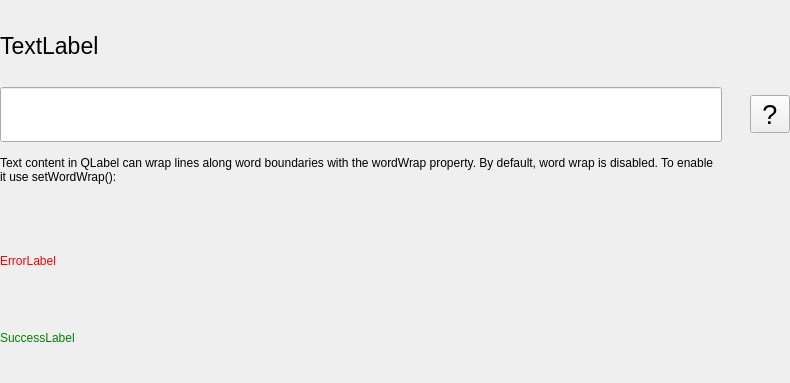
The window that lfb_regeneration_wildlife_impact/gui/form/textfield.ui (b-lack/qgis-fim-plugin) describes before a commit, drawn with Qt 5.
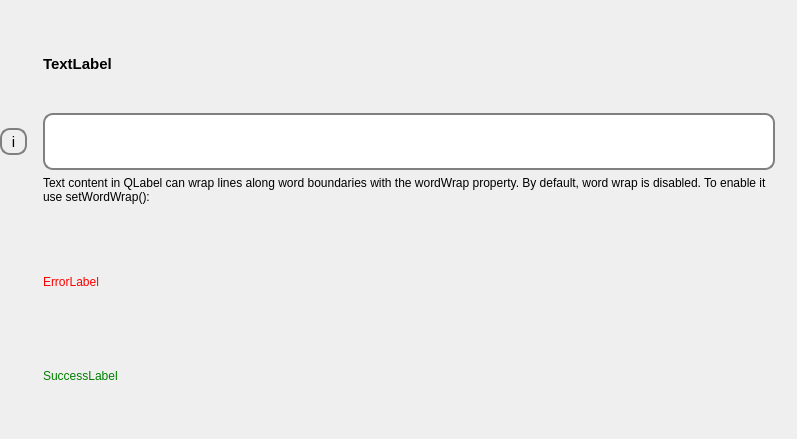
The same window after the commit.

```diff
--- a/lfb_regeneration_wildlife_impact/gui/form/textfield.ui
+++ b/lfb_regeneration_wildlife_impact/gui/form/textfield.ui
@@ -6,10 +6,16 @@
    <rect>
     <x>0</x>
     <y>0</y>
-    <width>790</width>
-    <height>383</height>
+    <width>797</width>
+    <height>439</height>
    </rect>
   </property>
+  <property name="sizePolicy">
+   <sizepolicy hsizetype="Preferred" vsizetype="Fixed">
+    <horstretch>0</horstretch>
+    <verstretch>0</verstretch>
+   </sizepolicy>
+  </property>
   <property name="windowTitle">
    <string>Form</string>
   </property>
@@ -18,27 +24,52 @@
     <number>0</number>
    </property>
    <property name="topMargin">
-    <number>10</number>
+    <number>20</number>
    </property>
    <property name="rightMargin">
     <number>0</number>
    </property>
    <property name="bottomMargin">
-    <number>10</number>
+    <number>20</number>
    </property>
-   <item row="2" column="0">
-    <widget class="QLabel" name="lfbTextFieldHelp">
+   <item row="1" column="0">
+    <widget class="QToolButton" name="lfbTextFieldDescriptionBtn">
+     <property name="font">
+      <font>
+       <pointsize>11</pointsize>
+      </font>
+     </property>
+     <property name="styleSheet">
+      <string notr="true">QToolButton{
+	border: 2px solid gray;
+	border-radius: 10px;
+	width: 20px;
+	height: 20px;
+	margin-right: 10px;
+}</string>
+     </property>
      <property name="text">
-      <string>Text content in QLabel can wrap lines along word boundaries with the wordWrap property. By default, word wrap is disabled. To enable it use setWordWrap():
-
-</string>
+      <string>i</string>
      </property>
-     <property name="wordWrap">
-      <bool>true</bool>
+     <property name="autoRaise">
+      <bool>false</bool>
      </property>
     </widget>
    </item>
-   <item row="4" column="0">
+   <item row="1" column="2">
+    <widget class="QLabel" name="lfbTextFieldUnit">
+     <property name="font">
+      <font>
+       <family>Ubuntu</family>
+       <pointsize>20</pointsize>
+      </font>
+     </property>
+     <property name="text">
+      <string/>
+     </property>
+    </widget>
+   </item>
+   <item row="4" column="1">
     <widget class="QLabel" name="lfbTextFieldSuccess">
      <property name="styleSheet">
       <string notr="true">color: green;</string>
@@ -46,9 +77,12 @@
      <property name="text">
       <string>SuccessLabel</string>
      </property>
+     <property name="wordWrap">
+      <bool>true</bool>
+     </property>
     </widget>
    </item>
-   <item row="3" column="0">
+   <item row="3" column="1">
     <widget class="QLabel" name="lfbTextFieldError">
      <property name="styleSheet">
       <string notr="true">color: red;</string>
@@ -56,28 +90,64 @@
      <property name="text">
       <string>ErrorLabel</string>
      </property>
+     <property name="wordWrap">
+      <bool>true</bool>
+     </property>
     </widget>
    </item>
-   <item row="1" column="0">
+   <item row="2" column="1">
+    <widget class="QLabel" name="lfbTextFieldHelp">
+     <property name="sizePolicy">
+      <sizepolicy hsizetype="Preferred" vsizetype="Fixed">
+       <horstretch>0</horstretch>
+       <verstretch>0</verstretch>
+      </sizepolicy>
+     </property>
+     <property name="text">
+      <string>Text content in QLabel can wrap lines along word boundaries with the wordWrap property. By default, word wrap is disabled. To enable it use setWordWrap():
+
+</string>
+     </property>
+     <property name="wordWrap">
+      <bool>true</bool>
+     </property>
+    </widget>
+   </item>
+   <item row="1" column="1">
     <widget class="QLineEdit" name="lfbTextField">
+     <property name="sizePolicy">
+      <sizepolicy hsizetype="Expanding" vsizetype="Fixed">
+       <horstretch>10</horstretch>
+       <verstretch>0</verstretch>
+      </sizepolicy>
+     </property>
      <property name="font">
       <font>
        <pointsize>20</pointsize>
       </font>
      </property>
      <property name="styleSheet">
-      <string notr="true">padding:10px;</string>
+      <string notr="true">QLineEdit {
+	border: 2px solid gray;
+	border-radius: 10px;
+	padding:10px;
+}</string>
      </property>
      <property name="text">
       <string/>
      </property>
+     <property name="placeholderText">
+      <string comment="fgfgfgfg" extracomment="sdfsdf"/>
+     </property>
     </widget>
    </item>
-   <item row="0" column="0">
+   <item row="0" column="1">
     <widget class="QLabel" name="lfbTextFieldLabel">
      <property name="font">
       <font>
-       <pointsize>17</pointsize>
+       <pointsize>11</pointsize>
+       <weight>75</weight>
+       <bold>true</bold>
       </font>
      </property>
      <property name="text">
@@ -85,35 +155,6 @@
      </property>
     </widget>
    </item>
-   <item row="1" column="2">
-    <layout class="QHBoxLayout" name="horizontalLayout">
-     <item>
-      <widget class="QToolButton" name="lfbTextFieldDescriptionBtn">
-       <property name="font">
-        <font>
-         <pointsize>20</pointsize>
-        </font>
-       </property>
-       <property name="text">
-        <string>?</string>
-       </property>
-      </widget>
-     </item>
-    </layout>
-   </item>
-   <item row="1" column="1">
-    <widget class="QLabel" name="lfbTextFieldUnit">
-     <property name="font">
-      <font>
-       <family>Ubuntu</family>
-       <pointsize>20</pointsize>
-      </font>
-     </property>
-     <property name="text">
-      <string/>
-     </property>
-    </widget>
-   </item>
   </layout>
  </widget>
  <resources/>
```
